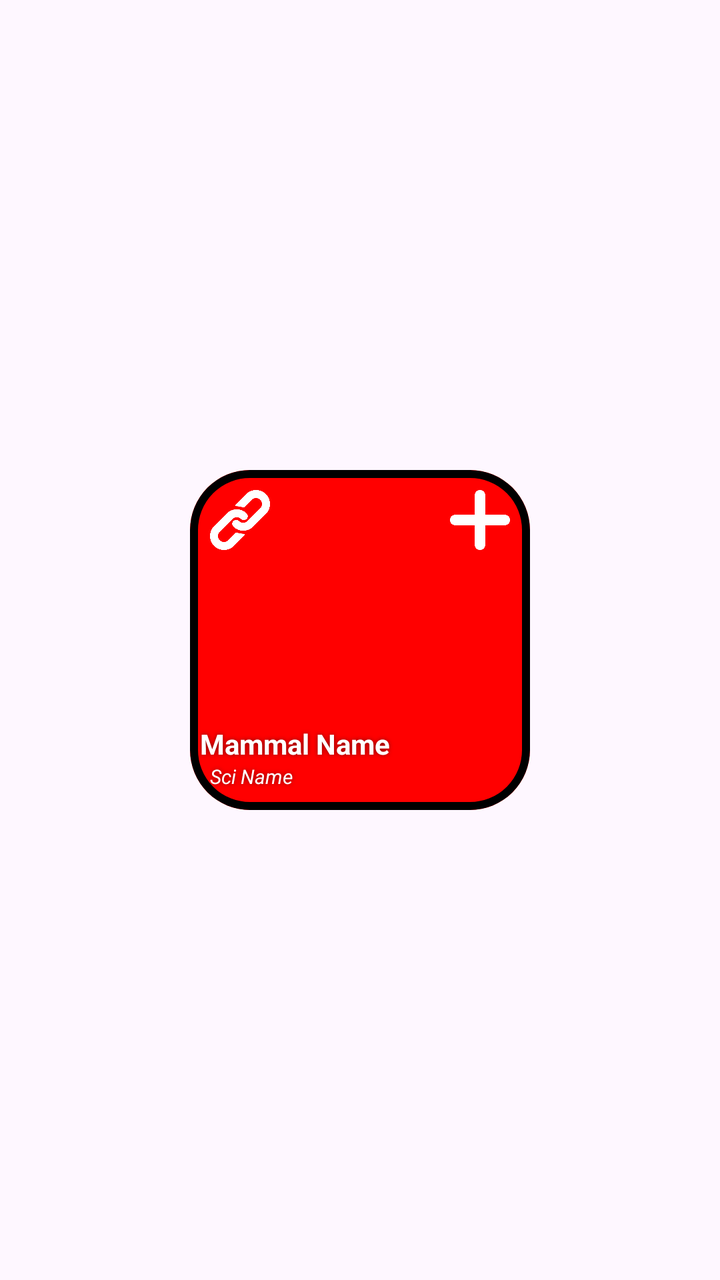
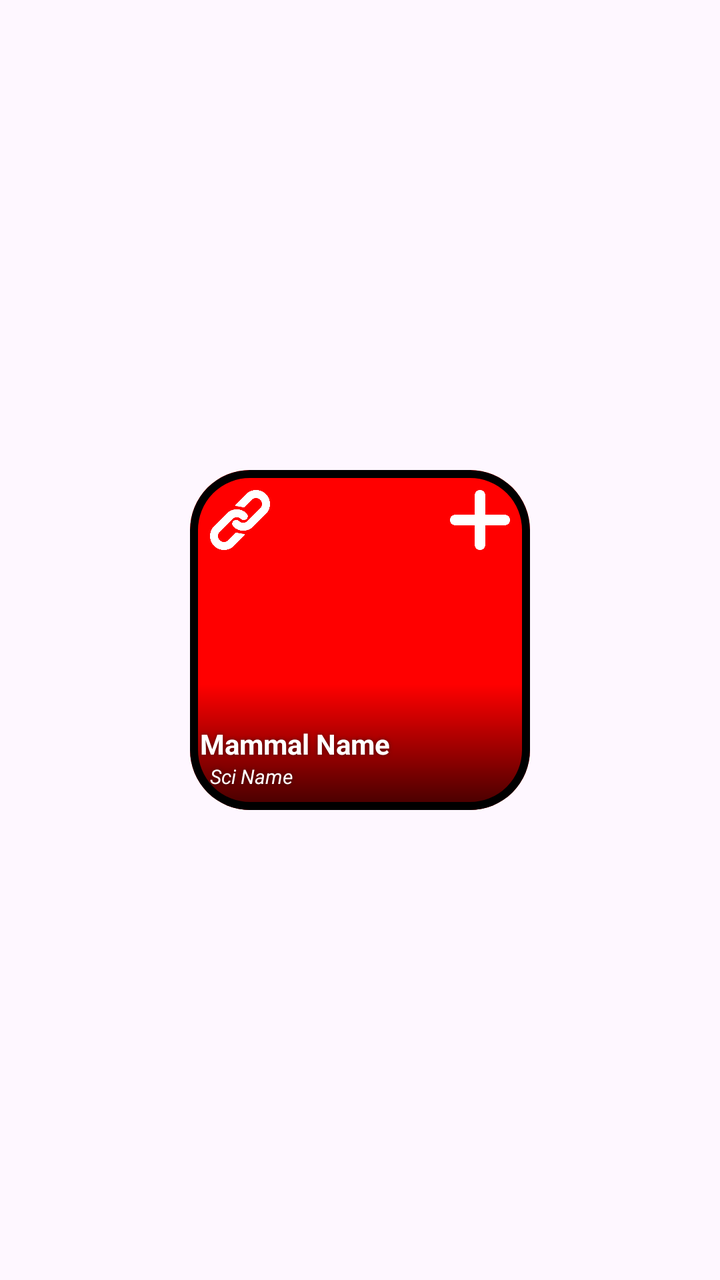

An Android layout rendered at two revisions. The XML below is the earlier revision; the diff shows what the commit changed to produce the second picture.
<!-- AndroidManifest.xml: application theme Theme.MammalDex -->
<!-- res/layout/species_item.xml -->
<?xml version="1.0" encoding="utf-8"?>
<FrameLayout xmlns:android="http://schemas.android.com/apk/res/android"
    android:layout_width="match_parent"
    android:layout_height="wrap_content"
    xmlns:app="http://schemas.android.com/apk/res-auto"
    android:orientation="vertical"
    android:layout_gravity="center"
    android:layout_marginBottom="10dp"
    android:scaleType="centerCrop"
    app:layout_constraintTop_toTopOf="parent"
    app:layout_constraintStart_toStartOf="parent"
    app:layout_constraintEnd_toEndOf="parent"
    app:layout_constraintTop_toBottomOf="parent">

    <com.google.android.material.card.MaterialCardView
        android:id="@+id/mammalCard"
        android:layout_width="170dp"
        android:layout_height="170dp"
        app:cardCornerRadius="30dp"
        app:strokeColor="#000000"
        app:strokeWidth="4dp"
        android:layout_gravity="center"
        android:scaleType="centerCrop"
        >

        <ImageView
            android:id="@+id/mammalImageView"
            android:layout_width="match_parent"
            android:layout_height="match_parent"
            android:background="#FF0000"
            android:scaleType="centerCrop"
            />

        <LinearLayout
            android:layout_width="match_parent"
            android:layout_height="wrap_content"
            android:orientation="horizontal"
            android:layout_gravity="top|center_horizontal"
            android:layout_marginTop="10dp">

            <ImageView
                android:id="@+id/mammalWikiLink"
                android:layout_width="30dp"
                android:layout_height="30dp"
                android:layout_marginStart="10dp"
                android:src="@drawable/icon_link"
                android:contentDescription="Icon Link"
                app:tint="@color/white"
                android:clickable="true"
                android:focusable="true"/>

            <View
                android:layout_width="0dp"
                android:layout_height="1dp"
                android:layout_weight="1" />

            <ImageView
                android:id="@+id/mammalSightAdd"
                android:layout_width="30dp"
                android:layout_height="30dp"
                android:layout_marginEnd="10dp"
                android:src="@drawable/icon_plus"
                android:contentDescription="Icon Add"
                app:tint="@color/white"
                />

        </LinearLayout>

        <LinearLayout
            android:id="@+id/mammalTextLayout"
            android:layout_width="match_parent"
            android:layout_height="wrap_content"
            android:layout_marginBottom="10dp"
            android:orientation="vertical"
            android:layout_gravity="bottom|center_vertical">

            <TextView
                android:id="@+id/mammalName"
                android:layout_width="match_parent"
                android:layout_height="wrap_content"
                android:layout_marginStart="5dp"
                android:text="Mammal Name"
                android:textColor="@color/white"
                android:textSize="14sp"
                android:textStyle="bold"
                style="@style/shadowText"/>

            <TextView
                android:id="@+id/mammalSciName"
                android:layout_width="match_parent"
                android:layout_height="wrap_content"
                android:layout_gravity="bottom|center_vertical"
                android:layout_marginStart= "10dp"
                android:textSize="10sp"
                android:textStyle="italic"
                android:text="Sci Name"
                android:textColor="@color/white"
                style="@style/shadowText"/>
        </LinearLayout>
    </com.google.android.material.card.MaterialCardView>






</FrameLayout>
<!-- resources referenced by this layout -->
<resources>
  <color name="white">#FFFFFFFF</color>
  <!-- drawable icon_link: png bitmap (drawable, 7583 bytes) -->
  <!-- drawable icon_plus: png bitmap (drawable, 3024 bytes) -->
  <style name="shadowText">
          <item name="android:shadowColor">#80000000</item>
          <item name="android:shadowDx">0</item>
          <item name="android:shadowDy">0</item>
          <item name="android:shadowRadius">5</item>
      </style>
  <style name="Theme.MammalDex" parent="Base.Theme.MammalDex" />
  <style name="Base.Theme.MammalDex" parent="Theme.Material3.DayNight.NoActionBar">
          
          
      </style>
</resources>

<!-- the commit's change to res/layout/species_item.xml (unified diff, before → after) -->
@@ -70,15 +70,16 @@
             android:id="@+id/mammalTextLayout"
             android:layout_width="match_parent"
             android:layout_height="wrap_content"
-            android:layout_marginBottom="10dp"
             android:orientation="vertical"
-            android:layout_gravity="bottom|center_vertical">
+            android:layout_gravity="bottom|center_vertical"
+            android:background="@drawable/text_background">
 
             <TextView
                 android:id="@+id/mammalName"
                 android:layout_width="match_parent"
                 android:layout_height="wrap_content"
                 android:layout_marginStart="5dp"
+                android:layout_marginTop="20dp"
                 android:text="Mammal Name"
                 android:textColor="@color/white"
                 android:textSize="14sp"
@@ -91,6 +92,7 @@
                 android:layout_height="wrap_content"
                 android:layout_gravity="bottom|center_vertical"
                 android:layout_marginStart= "10dp"
+                android:layout_marginBottom="10dp"
                 android:textSize="10sp"
                 android:textStyle="italic"
                 android:text="Sci Name"
<!-- resource entries referenced after the edit -->
@@ -3,6 +3,16 @@
   <color name="white">#FFFFFFFF</color>
   <!-- drawable icon_link: png bitmap (drawable, 7583 bytes) -->
   <!-- drawable icon_plus: png bitmap (drawable, 3024 bytes) -->
+  <!-- drawable text_background (drawable) -->
+  <?xml version="1.0" encoding="utf-8"?>
+  <shape xmlns:android="http://schemas.android.com/apk/res/android"
+          android:shape="rectangle">
+      <gradient
+          android:type="linear"
+          android:angle="90"
+          android:startColor="#BF000000"
+          android:endColor="#00000000" />
+  </shape>
   <style name="shadowText">
           <item name="android:shadowColor">#80000000</item>
           <item name="android:shadowDx">0</item>
